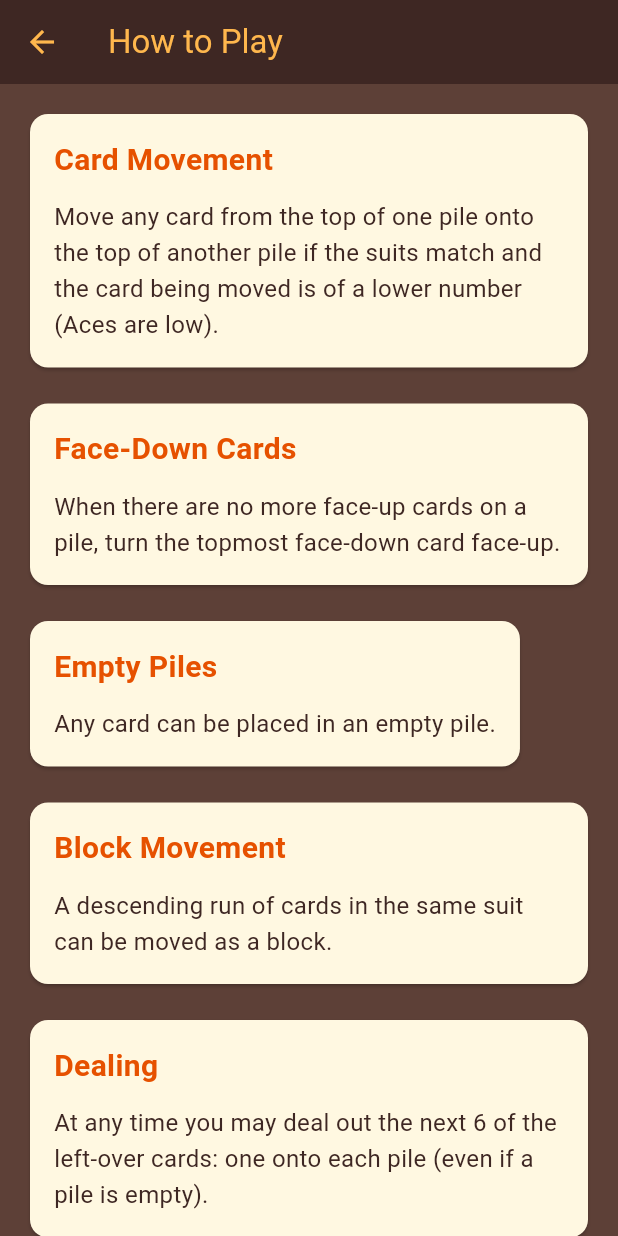
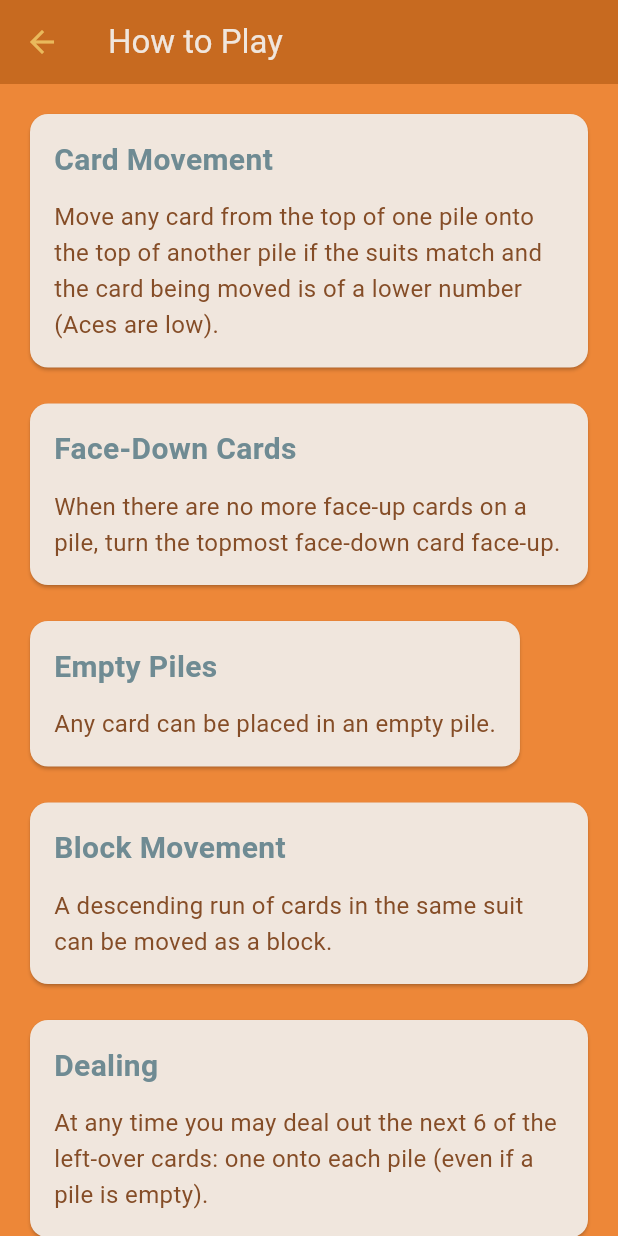
Before and after one commit to BryanFriestad/autumn-leaves, a Flutter app: the HowToPlayScreen screen opened directly, on a phone screen of 412 x 824 dp. Run offline on Flutter 3.47's test engine with Material 3 defaults, Android fonts, the light colour scheme and no system bars; our stand-ins replace shared_preferences; accounts and stored records are empty.

Commit message:
Style changes.

```diff
--- a/lib/screens/game_screen.dart
+++ b/lib/screens/game_screen.dart
@@ -92,15 +92,15 @@ class _GameScreenState extends State<GameScreen> {
         children: [
           Text(
             'Moves: ${controller.state.moves}',
-            style: AppTextStyles.topBarStats,
+            style: AppTextStyles.topBarStats.copyWith(color: AppColors.white),
           ),
           Text(
             'Score: ${controller.totalScore}',
-            style: AppTextStyles.topBarStats,
+            style: AppTextStyles.topBarStats.copyWith(color: AppColors.yellow),
           ),
           Text(
             'Stock: ${controller.state.stock.length}',
-            style: AppTextStyles.topBarStats,
+            style: AppTextStyles.topBarStats.copyWith(color: AppColors.white),
           ),
         ],
       ),
--- a/lib/theme/app_theme.dart
+++ b/lib/theme/app_theme.dart
@@ -2,101 +2,100 @@ import 'package:flutter/material.dart';
 
 // Color Palette - Base colors used throughout the app
 class _Palette {
-  // Brown shades
-  static const Color brownDark = Color(0xFF3E2723);
-  static const Color brownMedium = Color(0xFF5D4037);
-  static const Color brownLight = Color(0xFF4E342E);
-  static const Color brownTan = Color(0xFF8D6E63);
+  // Core palette
+  static const Color orange = Color(0xFFED8738);         // Primary background
+  static const Color orangeDark = Color(0xFFC76A20);     // Darker orange for app bar
 
-  // Orange shades
-  static const Color orangeDark = Color(0xFFE65100);
-  static const Color orangeMedium = Color(0xFFBF360C);
-  static const Color orangeLight = Color(0xFFFFB74D);
-  static const Color orangeAccent = Color(0xFFFF6F00);
-  static const Color orangePale = Color(0xFFFFCC80);
+  static const Color green = Color(0xFF325E3C);          // Success states
+  static const Color greenDark = Color(0xFF22402A);      // Darker green
 
-  // Cream shades
-  static const Color cream = Color(0xFFFFF8E1);
-  static const Color creamLight = Color(0xFFFFECB3);
-  static const Color grayLight = Color(0xFFE0E0E0);
+  static const Color blue = Color(0xFF6F8B93);           // Blue accents
 
-  // Status colors
-  static const Color green = Color(0xFF4CAF50);
-  static const Color greenDark = Color(0xFF2E7D32);
-  static const Color amber = Color(0xFFFF9800);
+  static const Color tan = Color(0xFFB6A481);            // Secondary elements
+  static const Color tanDark = Color(0xFF8F7F5F);         // Darker tan
 
-  // System colors
-  static const Color white = Colors.white;
+  static const Color red = Color(0xFFBE4836);            // Accent red
+
+  static const Color yellow = Color(0xFFE9B95C);          // Highlights
+  static const Color yellowDark = Color(0xFFC49945);      // Darker yellow
+
+  static const Color brown = Color(0xFF854D27);          // Text and borders
+  static const Color brownDark = Color(0xFF5C3519);      // Darker brown
+
+  static const Color white = Color(0xFFF0E6DD);          // Card backgrounds
 }
 
 class AppColors {
   // Background colors
-  static const Color scaffoldBackground = _Palette.brownMedium;
-  static const Color appBarBackground = _Palette.brownDark;
-  static const Color topBarBackground = _Palette.brownLight;
-  static const Color cardBackground = _Palette.cream;
-  static const Color cardBackgroundDimmed = _Palette.grayLight;
-  static const Color cardBack = _Palette.orangeDark;
-  static const Color emptyPileBackground = _Palette.brownMedium;
+  static const Color scaffoldBackground = _Palette.orange;
+  static const Color appBarBackground = _Palette.orangeDark;
+  static const Color topBarBackground = _Palette.blue;
+  static const Color cardBackground = _Palette.white;
+  static const Color cardBackgroundDimmed = _Palette.tan;
+  static const Color cardBack = _Palette.red;
+  static const Color emptyPileBackground = _Palette.orange;
 
   // Text colors
-  static const Color appBarTitle = _Palette.orangeLight;
-  static const Color appBarIcon = _Palette.orangeLight;
-  static const Color primaryText = _Palette.brownDark;
-  static const Color secondaryText = _Palette.brownTan;
-  static const Color cardTextRed = _Palette.orangeMedium;
-  static const Color cardTextBlack = _Palette.brownDark;
-  static const Color cardBackIcon = _Palette.cream;
-  static const Color titleText = _Palette.orangeLight;
-  static const Color subtitleText = _Palette.orangePale;
-  static const Color buttonText = _Palette.brownDark;
+  static const Color appBarTitle = _Palette.white;
+  static const Color appBarIcon = _Palette.yellow;
+  static const Color primaryText = _Palette.brown;
+  static const Color secondaryText = _Palette.blue;
+  static const Color cardTextRed = _Palette.red;
+  static const Color cardTextBlack = _Palette.brown;
+  static const Color cardBackIcon = _Palette.yellow;
+  static const Color titleText = _Palette.white;
+  static const Color subtitleText = _Palette.yellow;
+  static const Color buttonText = _Palette.brown;
   static const Color white = _Palette.white;
-  static const Color dialogTitle = _Palette.orangeDark;
-  static const Color dialogContent = _Palette.brownDark;
-  static const Color dialogButton = _Palette.orangeDark;
-  static const Color cardLabel = _Palette.brownDark;
-  static const Color cardValue = _Palette.orangeDark;
-  static const Color sectionTitle = _Palette.orangeDark;
+  static const Color dialogTitle = _Palette.blue;
+  static const Color dialogContent = _Palette.brown;
+  static const Color dialogButton = _Palette.blue;
+  static const Color cardLabel = _Palette.brown;
+  static const Color cardValue = _Palette.green;
+  static const Color sectionTitle = _Palette.blue;
   static const Color winStatus = _Palette.green;
-  static const Color forfeitStatus = _Palette.amber;
-  static const Color ruleTitle = _Palette.orangeDark;
-  static const Color ruleContent = _Palette.brownDark;
+  static const Color forfeitStatus = _Palette.yellow;
+  static const Color ruleTitle = _Palette.blue;
+  static const Color ruleContent = _Palette.brown;
 
   // Border colors
-  static const Color cardBorder = _Palette.brownTan;
-  static const Color cardBorderSelected = _Palette.orangeAccent;
-  static const Color cardBackBorder = _Palette.orangeMedium;
-  static const Color emptyPileBorder = _Palette.brownDark;
+  static const Color cardBorder = _Palette.tan;
+  static const Color cardBorderSelected = _Palette.yellow;
+  static const Color cardBackBorder = _Palette.brown;
+  static const Color emptyPileBorder = _Palette.orangeDark;
 
   // Gradient colors
   static const LinearGradient cardGradient = LinearGradient(
     begin: Alignment.topLeft,
     end: Alignment.bottomRight,
-    colors: [_Palette.cream, _Palette.creamLight],
+    colors: [_Palette.white, _Palette.tan],
   );
 
   static const LinearGradient cardBackGradient = LinearGradient(
     begin: Alignment.topLeft,
     end: Alignment.bottomRight,
-    colors: [_Palette.orangeLight, _Palette.orangeDark],
+    colors: [_Palette.yellow, _Palette.red],
   );
 
   static const LinearGradient emptyPileGradient = LinearGradient(
     begin: Alignment.topLeft,
     end: Alignment.bottomRight,
-    colors: [_Palette.brownMedium, _Palette.brownDark],
+    colors: [_Palette.orange, _Palette.blue],
   );
 
   // Button colors
-  static const Color buttonBackground = _Palette.orangeLight;
-  static const Color buttonForeground = _Palette.brownDark;
+  static const Color buttonBackground = _Palette.yellow;
+  static const Color buttonForeground = _Palette.brown;
 
   // Icon colors
-  static const Color iconAccent = _Palette.orangeLight;
-  static const Color iconDelete = _Palette.orangeDark;
+  static const Color iconAccent = _Palette.blue;
+  static const Color iconDelete = _Palette.red;
 
   // Progress indicator color
-  static const Color progressIndicator = _Palette.orangeLight;
+  static const Color progressIndicator = _Palette.yellow;
+
+  // Additional colors for specific uses
+  static const Color yellow = _Palette.yellow;
 }
 
 class AppTextStyles {
@@ -116,12 +115,12 @@ class AppTextStyles {
   static const TextStyle landingTitle = TextStyle(
     fontSize: 48,
     fontWeight: FontWeight.bold,
-    color: AppColors.titleText,
+    color: _Palette.white,
   );
 
   static const TextStyle landingSubtitle = TextStyle(
     fontSize: 32,
-    color: AppColors.subtitleText,
+    color: _Palette.blue,
   );
 
   // Button text
@@ -132,18 +131,18 @@ class AppTextStyles {
 
   // Card text
   static TextStyle cardRank(double width, {bool isRed = true}) => TextStyle(
-        color: isRed ? AppColors.cardTextRed : AppColors.cardTextBlack,
+        color: isRed ? _Palette.red : _Palette.brownDark,
         fontSize: width * 0.2,
         fontWeight: FontWeight.bold,
       );
 
   static TextStyle cardSuit(double width, {bool isRed = true}) => TextStyle(
-        color: isRed ? AppColors.cardTextRed : AppColors.cardTextBlack,
+        color: isRed ? _Palette.red : _Palette.brownDark,
         fontSize: width * 0.2,
       );
 
   static TextStyle cardCenterSuit(double width, {bool isRed = true}) => TextStyle(
-        color: isRed ? AppColors.cardTextRed : AppColors.cardTextBlack,
+        color: isRed ? _Palette.red : _Palette.brownDark,
         fontSize: width * 0.4,
       );
 
@@ -178,7 +177,7 @@ class AppTextStyles {
   static const TextStyle bestGameLabel = TextStyle(
     fontSize: 16,
     fontWeight: FontWeight.bold,
-    color: _Palette.greenDark,
+    color: _Palette.green,
   );
 
   // Dialog styles
```
